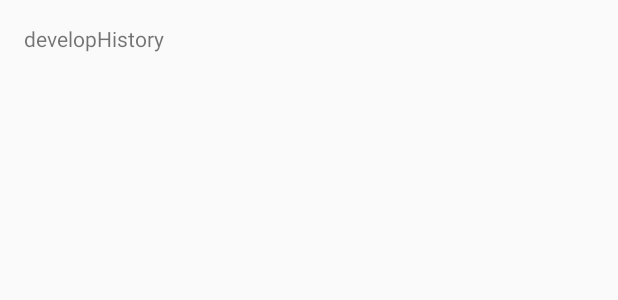
After one commit to BlackKite0206233/Mechanman, an Android app: the layout develop_history.xml on its own in the app's theme, with its tools: preview values and no code run, on a phone screen of 412 x 824 dp. The commit adds this screen. Shown: the top 300 px of the screen. Run offline under Robolectric (Android 15) with nearby library versions, the phone set to English and light mode, and no system bars.

Commit message:
add developmentHistory and mainActivity pages

```diff
--- /dev/null
+++ b/app/src/main/res/layout/develop_history.xml
@@ -0,0 +1,21 @@
+<?xml version="1.0" encoding="utf-8"?>
+<RelativeLayout
+    xmlns:android="http://schemas.android.com/apk/res/android"
+    xmlns:tools="http://schemas.android.com/tools"
+    android:layout_width="match_parent"
+    android:layout_height="match_parent"
+    android:paddingBottom="@dimen/activity_vertical_margin"
+    android:paddingLeft="@dimen/activity_horizontal_margin"
+    android:paddingRight="@dimen/activity_horizontal_margin"
+    android:paddingTop="@dimen/activity_vertical_margin"
+    tools:context="com.mechanman.mechanman_development_facility.developHistory">
+
+    <TextView
+        android:layout_width="wrap_content"
+        android:layout_height="wrap_content"
+        android:text="developHistory"
+        android:id="@+id/textView"
+        android:layout_alignParentTop="true"
+        android:layout_alignParentLeft="true"
+        android:layout_alignParentStart="true"/>
+</RelativeLayout>
```
Also changed, not shown: app/src/main/AndroidManifest.xml (+7 -3 lines), app/src/main/java/com/mechanman/mechanman_development_facility/MainActivity.java (added, +13 -0 lines), app/src/main/java/com/mechanman/mechanman_development_facility/StartActivity.java (+15 -8 lines), app/src/main/java/com/mechanman/mechanman_development_facility/developHistory.java (added, +13 -0 lines), app/src/main/res/layout/activity_main.xml (added, +21 -0 lines).
